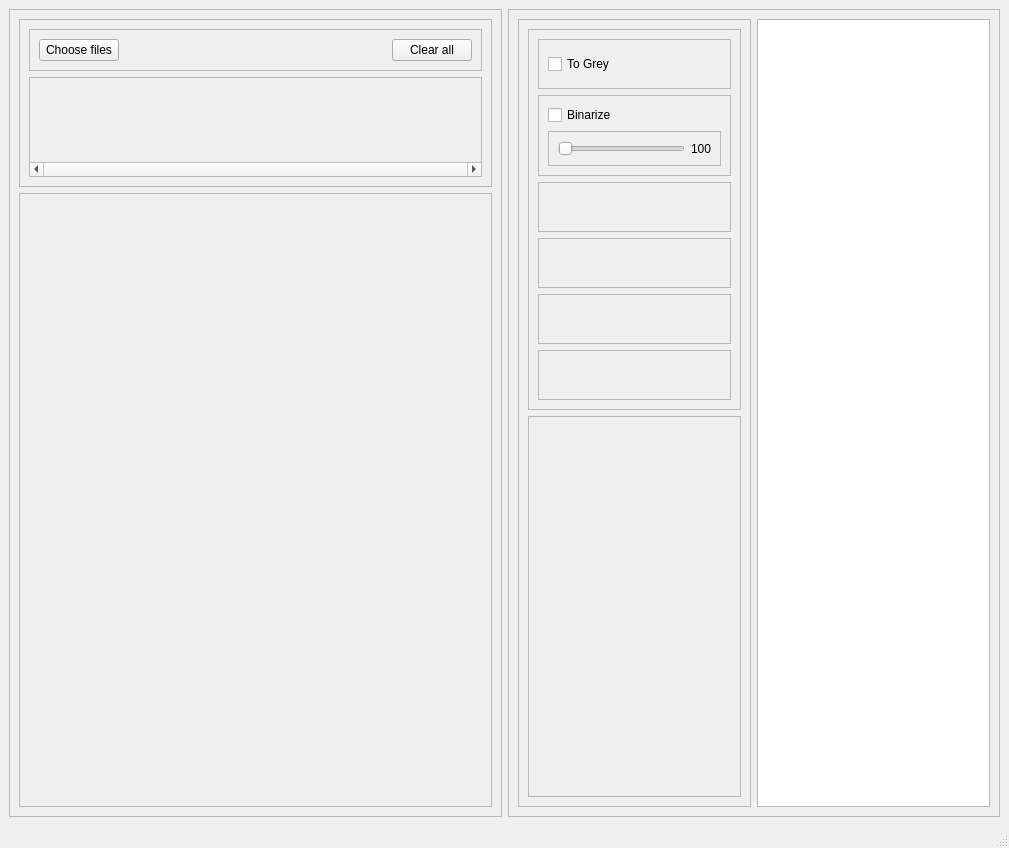
irakliskhirtladze/OCR_viewer, file src/ui/generated/mainwindow.ui: the form before one commit.
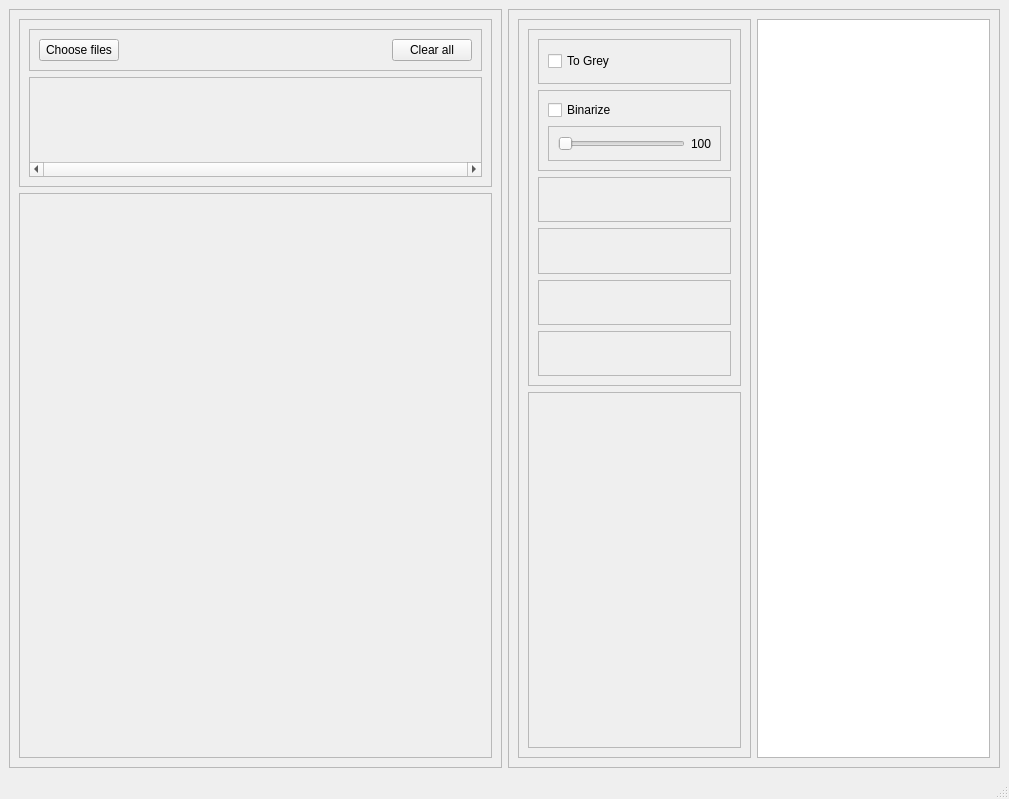
The form after the commit. Custom widgets are drawn as their Qt base class.

What changed in the file:
```diff
--- a/src/ui/generated/mainwindow.ui
+++ b/src/ui/generated/mainwindow.ui
@@ -7,7 +7,7 @@
     <x>0</x>
     <y>0</y>
     <width>1009</width>
-    <height>848</height>
+    <height>799</height>
    </rect>
   </property>
   <property name="windowTitle">
```
